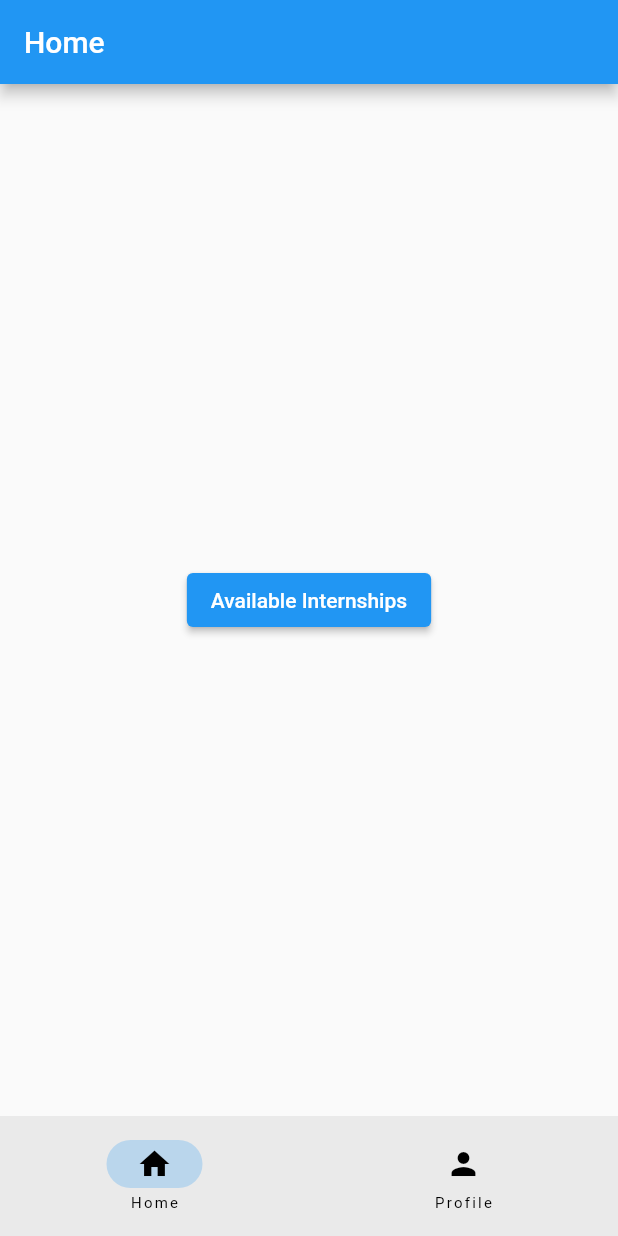
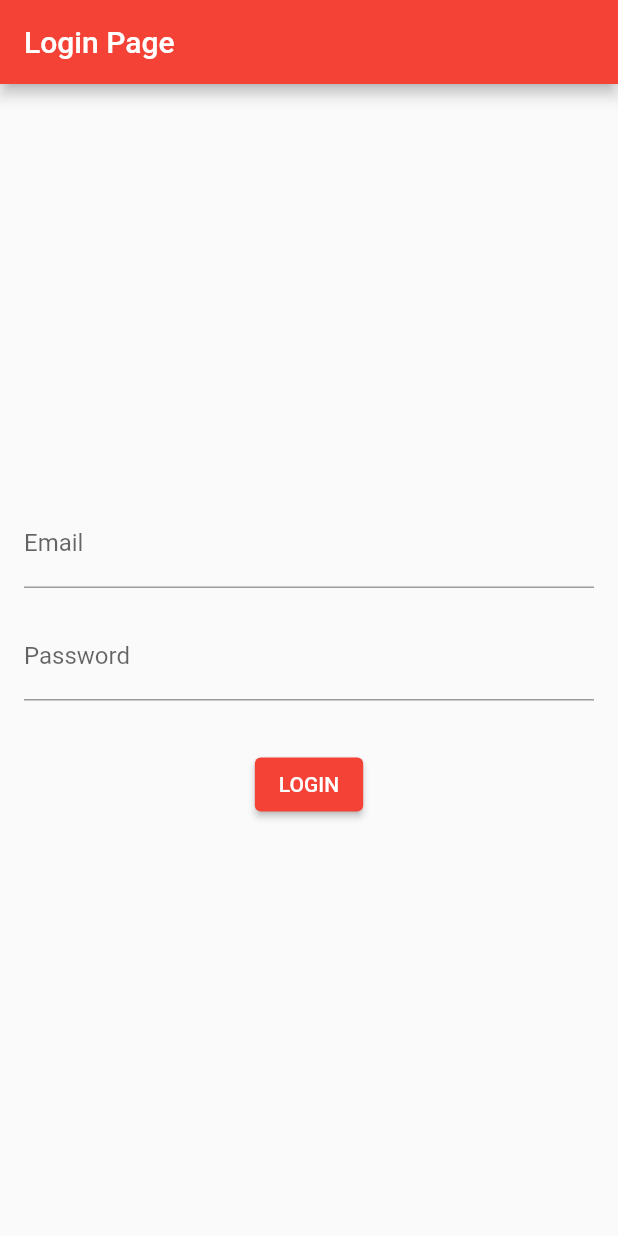
Before and after one commit to luiscnalves21/ESOF_internconnect, a Flutter app: the screen it shows after launch, on a phone screen of 412 x 824 dp. Run offline on Flutter 3.47's test engine with Material 2 defaults, Android fonts, the phone set to English and light mode, and no system bars.

Commit message:
Added login page

```diff
--- /dev/null
+++ b/internconnect/lib/login_page.dart
@@ -0,0 +1,62 @@
+import 'package:flutter/material.dart';
+import 'main_page.dart';
+
+class LoginPage extends StatefulWidget {
+  const LoginPage({super.key});
+
+  @override
+  State<LoginPage> createState() => _LoginPageState();
+}
+
+class _LoginPageState extends State<LoginPage> {
+  final TextEditingController _emailController = TextEditingController();
+  final TextEditingController _passwordController = TextEditingController();
+
+  void _login() {
+  // Implement login logic here, such as calling a web service API to validate the user's credentials
+  // Assume the login is successful for this example
+
+    if (_emailController.text == "1234@gmail.com" && _passwordController.text == "1234") {
+      Navigator.pushReplacement(
+        context,
+        MaterialPageRoute(builder: (context) => MainPage()),
+      );
+    }
+  }
+
+  @override
+  Widget build(BuildContext context) {
+    return Scaffold(
+      appBar: AppBar(
+        title: Text('Login Page'),
+      ),
+      body: Padding(
+        padding: EdgeInsets.all(16.0),
+        child: Column(
+          mainAxisAlignment: MainAxisAlignment.center,
+          children: <Widget>[
+            TextField(
+              controller: _emailController,
+              decoration: InputDecoration(
+                labelText: 'Email',
+              ),
+            ),
+            SizedBox(height: 16.0),
+            TextField(
+              controller: _passwordController,
+              decoration: InputDecoration(
+                labelText: 'Password',
+              ),
+              obscureText: true,
+            ),
+            SizedBox(height: 32.0),
+            ElevatedButton(
+              child: Text('LOGIN'),
+              onPressed: (_login),
+            ),
+          ],
+        ),
+      ),
+    );
+  }
+}
--- a/internconnect/lib/my_app.dart
+++ b/internconnect/lib/my_app.dart
@@ -1,6 +1,6 @@
 import 'package:flutter/material.dart';
 
-import 'main_page.dart';
+import 'login_page.dart';
 
 class MyApp extends StatelessWidget {
   const MyApp({Key? key}) : super(key: key);
@@ -10,8 +10,8 @@ class MyApp extends StatelessWidget {
     return MaterialApp(
       title: 'interNconnect',
       debugShowCheckedModeBanner: false,
-      theme: ThemeData(primarySwatch: Colors.blue),
-      home: MainPage(),
+      theme: ThemeData(primarySwatch: Colors.red),
+      home: LoginPage(),
     );
   }
 }
```
Also changed, not shown: 1 other file.
